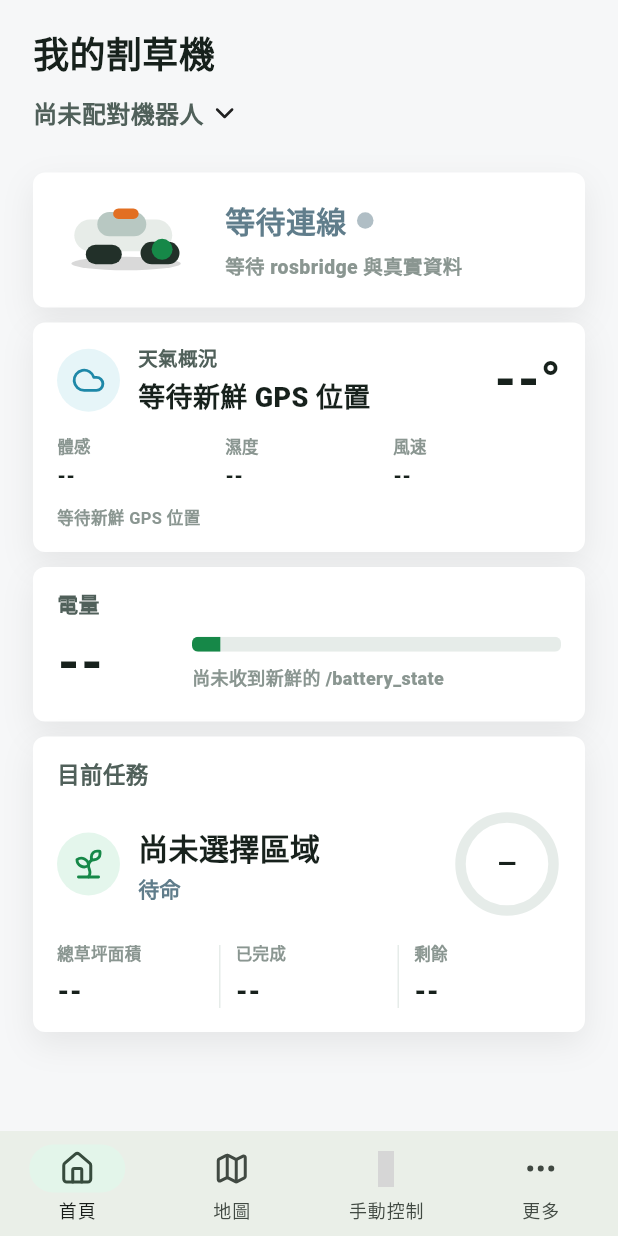
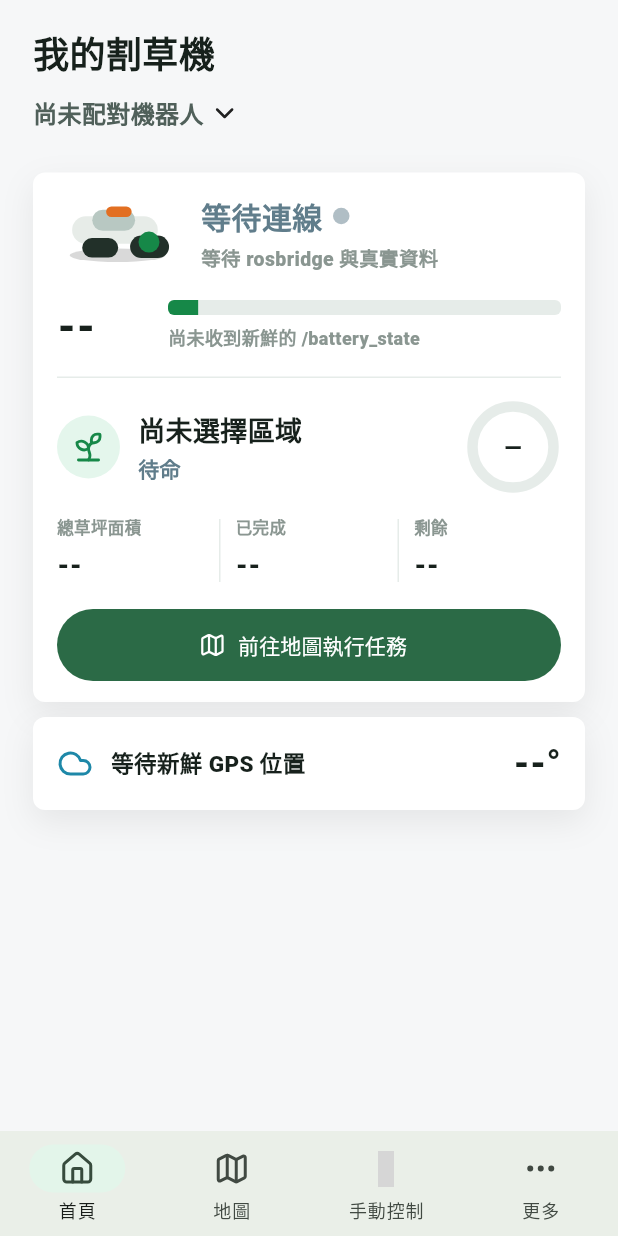
Before and after one commit to edwards414/mower_lawer_app, a Flutter app: the _MowerDashboardShell screen opened directly, on a phone screen of 412 x 824 dp. Run offline on Flutter 3.47's test engine with Material 3 defaults, Android fonts, the phone set to English and light mode, and no system bars; our stand-ins replace flutter_map, flutter_secure_storage, image_picker, latlong2, lucide_icons_flutter, package_info_plus and 1 more; missing offline and left inert: flutter_webrtc, mobile_scanner; accounts and stored records are empty; grey boxes are pictures that could not be loaded.

Commit message:
ui: home page gets one main status card
Connection, battery and current mission were three equal-weight cards plus a
large weather card, with no action. Merge them into one main card (status,
battery, zone + progress ring, area metrics) ending in a primary button, and
shrink weather to a single line.

The button only navigates (map, run panel); it never sends a start command, so
a mower cannot be started from Home by one stray tap.

Co-Authored-By: Claude <noreply@anthropic.com>
Claude-Session: https://claude.ai/code/session_01VZaFfrfeuHLtSu3zT4DHiM

```diff
--- a/lib/screens/home_screen.dart
+++ b/lib/screens/home_screen.dart
@@ -110,6 +110,10 @@ class _MowerDashboardShellState extends State<_MowerDashboardShell> {
         children: [
           _DashboardHomePage(
             onShowVersions: () => setState(() => _selectedIndex = 3),
+            onOpenRun: () {
+              context.read<MissionMockProvider>().selectMode(MissionMode.run);
+              setState(() => _selectedIndex = 1);
+            },
           ),
           // Operating pages are blocked while the robot's API version is
           // outside what this app supports (see RobotInfoProvider).
@@ -181,9 +185,12 @@ class _ManualControlTabState extends State<_ManualControlTab> {
 }
 
 class _DashboardHomePage extends StatelessWidget {
-  const _DashboardHomePage({this.onShowVersions});
+  const _DashboardHomePage({this.onShowVersions, this.onOpenRun});
 
   final VoidCallback? onShowVersions;
+
+  /// Opens the map on its run panel (navigation only; never sends a command).
+  final VoidCallback? onOpenRun;
 
   @override
   Widget build(BuildContext context) {
@@ -212,13 +219,9 @@ class _DashboardHomePage extends StatelessWidget {
               CompatibilityNotice(onShowVersions: onShowVersions),
               const SizedBox(height: 10),
             ],
-            const _ConnectionCard(),
+            _MainStatusCard(onOpenRun: onOpenRun),
             const SizedBox(height: 10),
-            const _WeatherCard(),
-            const SizedBox(height: 10),
-            const _BatteryCard(),
-            const SizedBox(height: 10),
-            const _MissionSummaryCard(),
+            const _WeatherStrip(),
           ],
         ),
       ),
@@ -283,8 +286,12 @@ class _DashboardHeader extends StatelessWidget {
   }
 }
 
-class _ConnectionCard extends StatelessWidget {
-  const _ConnectionCard();
+/// The one card the home page is about: is the robot up, how much battery,
+/// what it is doing, and the way into the map to act on it.
+class _MainStatusCard extends StatelessWidget {
+  const _MainStatusCard({this.onOpenRun});
+
+  final VoidCallback? onOpenRun;
 
   @override
   Widget build(BuildContext context) {
@@ -305,63 +312,22 @@ class _ConnectionCard extends StatelessWidget {
         ? 'rosbridge 已連線 · heartbeat 不新鮮'
         : '等待 rosbridge 與真實資料';
 
-    return _DashboardCard(
-      child: Row(
-        children: [
-          const SizedBox(
-            width: 96,
-            height: 62,
-            child: CustomPaint(painter: _MowerMiniPainter()),
-          ),
-          const SizedBox(width: 16),
-          Expanded(
-            child: Column(
-              crossAxisAlignment: CrossAxisAlignment.start,
-              children: [
-                Row(
-                  children: [
-                    Text(
-                      statusLabel,
-                      style: TextStyle(
-                        color: online
-                            ? const Color(0xFF168848)
-                            : const Color(0xFF607D8B),
-                        fontSize: 20,
-                        fontWeight: FontWeight.w900,
-                      ),
-                    ),
-                    const SizedBox(width: 7),
-                    _StatusDot(active: online),
-                  ],
-                ),
-                const SizedBox(height: 6),
-                Text(
-                  detail,
-                  maxLines: 1,
-                  overflow: TextOverflow.ellipsis,
-                  style: const TextStyle(
-                    color: Color(0xFF8A9691),
-                    fontSize: 13,
-                    fontWeight: FontWeight.w800,
-                  ),
-                ),
-              ],
-            ),
-          ),
-        ],
-      ),
-    );
-  }
-}
-
-class _WeatherCard extends StatelessWidget {
-  const _WeatherCard();
-
-  @override
-  Widget build(BuildContext context) {
-    final weather = context.watch<WeatherProvider>();
-    final snapshot = weather.snapshot;
-    final loadingWithoutData = weather.isLoading && snapshot == null;
+    final battery = mission.batteryPercent;
+    final zone = _selectedZone(mission);
+    final progress = mission.coverageProgress.clamp(0.0, 1.0).toDouble();
+    final active =
+        mission.navStatus == NavMockStatus.executing ||
+        mission.navStatus == NavMockStatus.paused;
+    final progressKnown =
+        mission.mockDataEnabled || (!active && progress >= 1.0);
+    final totalArea = zone == null ? null : _polygonAreaM2(zone.points);
+    final completed = totalArea == null || !progressKnown
+        ? null
+        : (totalArea * progress).round();
+    final remaining = totalArea == null || !progressKnown
+        ? null
+        : (totalArea - (completed ?? 0)).round();
+    final executing = mission.navStatus == NavMockStatus.executing;
 
     return _DashboardCard(
       child: Column(
@@ -369,185 +335,62 @@ class _WeatherCard extends StatelessWidget {
         children: [
           Row(
             children: [
-              _IconBubble(
-                icon: snapshot == null
-                    ? AppIcons.cloud
-                    : _weatherIcon(snapshot.weatherCode),
-                color: const Color(0xFF1E88A8),
-                background: const Color(0xFFE6F5F8),
+              const SizedBox(
+                width: 84,
+                height: 54,
+                child: CustomPaint(painter: _MowerMiniPainter()),
               ),
               const SizedBox(width: 12),
               Expanded(
                 child: Column(
                   crossAxisAlignment: CrossAxisAlignment.start,
                   children: [
-                    const Text(
-                      '天氣概況',
-                      style: TextStyle(
-                        color: Color(0xFF50605A),
+                    Row(
+                      children: [
+                        Flexible(
+                          child: Text(
+                            statusLabel,
+                            maxLines: 1,
+                            overflow: TextOverflow.ellipsis,
+                            style: TextStyle(
+                              color: online
+                                  ? const Color(0xFF168848)
+                                  : const Color(0xFF607D8B),
+                              fontSize: 20,
+                              fontWeight: FontWeight.w900,
+                            ),
+                          ),
+                        ),
+                        const SizedBox(width: 7),
+                        _StatusDot(active: online),
+                      ],
+                    ),
+                    const SizedBox(height: 4),
+                    Text(
+                      detail,
+                      maxLines: 1,
+                      overflow: TextOverflow.ellipsis,
+                      style: const TextStyle(
+                        color: Color(0xFF8A9691),
                         fontSize: 13,
-                        fontWeight: FontWeight.w900,
-                      ),
-                    ),
-                    const SizedBox(height: 3),
-                    Text(
-                      loadingWithoutData
-                          ? '天氣載入中'
-                          : snapshot?.conditionLabel ??
-                                weather.errorMessage ??
-                                '等待天氣資料',
-                      style: const TextStyle(
-                        color: Color(0xFF17211C),
-                        fontSize: 18,
-                        fontWeight: FontWeight.w900,
+                        fontWeight: FontWeight.w800,
                       ),
                     ),
                   ],
                 ),
               ),
-              if (weather.isLoading)
-                const SizedBox(
-                  width: 20,
-                  height: 20,
-                  child: CircularProgressIndicator(strokeWidth: 2.4),
-                )
-              else
-                Text(
-                  snapshot == null
-                      ? '--°'
-                      : '${snapshot.temperatureC.round()}°',
-                  style: const TextStyle(
-                    color: Color(0xFF17211C),
-                    fontSize: 34,
-                    fontWeight: FontWeight.w900,
-                  ),
-                ),
             ],
           ),
-          const SizedBox(height: 12),
-          Row(
-            children: [
-              Expanded(
-                child: _WeatherMetric(
-                  label: '體感',
-                  value: snapshot == null
-                      ? '--'
-                      : '${snapshot.apparentTemperatureC.round()}°C',
-                ),
-              ),
-              Expanded(
-                child: _WeatherMetric(
-                  label: '濕度',
-                  value: snapshot == null
-                      ? '--'
-                      : '${snapshot.relativeHumidity}%',
-                ),
-              ),
-              Expanded(
-                child: _WeatherMetric(
-                  label: '風速',
-                  value: snapshot == null
-                      ? '--'
-                      : '${snapshot.windSpeedKmh.toStringAsFixed(1)} km/h',
-                ),
-              ),
-            ],
-          ),
-          const SizedBox(height: 10),
-          Text(
-            snapshot == null
-                ? weather.errorMessage ?? 'Open-Meteo · 讀取目前作業位置'
-                : 'Open-Meteo · ${_formatUpdateTime(snapshot.fetchedAt)} 更新',
-            style: const TextStyle(
-              color: Color(0xFF8A9691),
-              fontSize: 11,
-              fontWeight: FontWeight.w700,
-            ),
-          ),
-        ],
-      ),
-    );
-  }
-
-  static IconData _weatherIcon(int code) {
-    return switch (code) {
-      0 || 1 => AppIcons.sun,
-      2 || 3 => AppIcons.cloud,
-      45 || 48 => AppIcons.cloudFog,
-      51 || 53 || 55 || 56 || 57 => AppIcons.cloudDrizzle,
-      61 || 63 || 65 || 66 || 67 || 80 || 81 || 82 => AppIcons.droplet,
-      71 || 73 || 75 || 77 || 85 || 86 => AppIcons.snowflake,
-      95 || 96 || 99 => AppIcons.cloudLightning,
-      _ => AppIcons.cloud,
-    };
-  }
-}
-
-class _WeatherMetric extends StatelessWidget {
-  const _WeatherMetric({required this.label, required this.value});
-
-  final String label;
-  final String value;
-
-  @override
-  Widget build(BuildContext context) {
-    return Column(
-      crossAxisAlignment: CrossAxisAlignment.start,
-      children: [
-        Text(
-          label,
-          style: const TextStyle(
-            color: Color(0xFF8A9691),
-            fontSize: 11,
-            fontWeight: FontWeight.w800,
-          ),
-        ),
-        const SizedBox(height: 2),
-        Text(
-          value,
-          maxLines: 1,
-          overflow: TextOverflow.ellipsis,
-          style: const TextStyle(
-            color: Color(0xFF17211C),
-            fontSize: 13,
-            fontWeight: FontWeight.w900,
-          ),
-        ),
-      ],
-    );
-  }
-}
-
-class _BatteryCard extends StatelessWidget {
-  const _BatteryCard();
-
-  @override
-  Widget build(BuildContext context) {
-    final mission = context.watch<MissionMockProvider>();
-    final battery = mission.batteryPercent;
-
-    return _DashboardCard(
-      child: Column(
-        crossAxisAlignment: CrossAxisAlignment.start,
-        children: [
-          const Text(
-            '電量',
-            style: TextStyle(
-              color: Color(0xFF50605A),
-              fontSize: 14,
-              fontWeight: FontWeight.w900,
-            ),
-          ),
-          const SizedBox(height: 6),
+          const SizedBox(height: 14),
           Row(
             children: [
               SizedBox(
-                width: 90,
+                width: 74,
                 child: Text(
                   battery == null ? '--' : '${battery.round()}%',
                   style: const TextStyle(
                     color: Color(0xFF17211C),
-                    fontSize: 34,
+                    fontSize: 28,
                     fontWeight: FontWeight.w900,
                   ),
                 ),
@@ -567,14 +410,14 @@ class _BatteryCard extends StatelessWidget {
                         color: const Color(0xFF168848),
                       ),
                     ),
-                    const SizedBox(height: 8),
+                    const SizedBox(height: 6),
                     Text(
                       mission.mockDataEnabled
                           ? 'Demo 模擬電量'
                           : battery == null
                           ? '尚未收到新鮮的 /battery_state'
-                          : 'ROS 即時電量',
-                      style: TextStyle(
+                          : '電量 · ROS 即時',
+                      style: const TextStyle(
                         color: Color(0xFF8A9691),
                         fontSize: 12,
                         fontWeight: FontWeight.w800,
@@ -585,47 +428,10 @@ class _BatteryCard extends StatelessWidget {
               ),
             ],
           ),
-        ],
-      ),
-    );
-  }
-}
-
-class _MissionSummaryCard extends StatelessWidget {
-  const _MissionSummaryCard();
-
-  @override
-  Widget build(BuildContext context) {
-    final mission = context.watch<MissionMockProvider>();
-    final zone = _selectedZone(mission);
-    final progress = mission.coverageProgress.clamp(0.0, 1.0).toDouble();
-    final active =
-        mission.navStatus == NavMockStatus.executing ||
-        mission.navStatus == NavMockStatus.paused;
-    final progressKnown =
-        mission.mockDataEnabled || (!active && progress >= 1.0);
-    final totalArea = zone == null ? null : _polygonAreaM2(zone.points);
-    final completed = totalArea == null || !progressKnown
-        ? null
-        : (totalArea * progress).round();
-    final remaining = totalArea == null || !progressKnown
-        ? null
-        : (totalArea - (completed ?? 0)).round();
-    final executing = mission.navStatus == NavMockStatus.executing;
-
-    return _DashboardCard(
-      child: Column(
-        crossAxisAlignment: CrossAxisAlignment.start,
-        children: [
-          const Text(
-            '目前任務',
-            style: TextStyle(
-              color: Color(0xFF50605A),
-              fontSize: 15,
-              fontWeight: FontWeight.w900,
-            ),
-          ),
-          const SizedBox(height: 14),
+          const Padding(
+            padding: EdgeInsets.symmetric(vertical: 14),
+            child: Divider(height: 1, color: Color(0xFFE6ECE9)),
+          ),
           Row(
             children: [
               _IconBubble(
@@ -644,11 +450,11 @@ class _MissionSummaryCard extends StatelessWidget {
                       overflow: TextOverflow.ellipsis,
                       style: const TextStyle(
                         color: Color(0xFF17211C),
-                        fontSize: 20,
+                        fontSize: 18,
                         fontWeight: FontWeight.w900,
                       ),
                     ),
-                    const SizedBox(height: 3),
+                    const SizedBox(height: 2),
                     Text(
                       executing ? '自動割草中' : mission.navStatusLabel(),
                       style: TextStyle(
@@ -663,8 +469,8 @@ class _MissionSummaryCard extends StatelessWidget {
                 ),
               ),
               SizedBox(
-                width: 72,
-                height: 72,
+                width: 64,
+                height: 64,
                 child: CustomPaint(
                   painter: _ProgressRingPainter(
                     progress: progressKnown ? progress : 0,
@@ -674,7 +480,7 @@ class _MissionSummaryCard extends StatelessWidget {
                       progressKnown ? '${(progress * 100).round()}%' : '—',
                       style: const TextStyle(
                         color: Color(0xFF17211C),
-                        fontSize: 16,
+                        fontSize: 15,
                         fontWeight: FontWeight.w900,
                       ),
                     ),
@@ -683,7 +489,7 @@ class _MissionSummaryCard extends StatelessWidget {
               ),
             ],
           ),
-          const SizedBox(height: 16),
+          const SizedBox(height: 14),
           Row(
             children: [
               _MissionMetric(
@@ -702,12 +508,24 @@ class _MissionSummaryCard extends StatelessWidget {
               ),
             ],
           ),
+          const SizedBox(height: 16),
+          SizedBox(
+            width: double.infinity,
+            child: FilledButton.icon(
+              onPressed: onOpenRun,
+              style: FilledButton.styleFrom(
+                minimumSize: const Size.fromHeight(48),
+              ),
+              icon: Icon(active ? AppIcons.circlePlay : AppIcons.map),
+              label: Text(active ? '查看執行進度' : '前往地圖執行任務'),
+            ),
+          ),
         ],
       ),
     );
   }
 
-  MissionZone? _selectedZone(MissionMockProvider mission) {
+  static MissionZone? _selectedZone(MissionMockProvider mission) {
     for (final zone in mission.zones) {
       if (zone.id == mission.selectedZoneId) {
         return zone;
@@ -716,7 +534,7 @@ class _MissionSummaryCard extends StatelessWidget {
     return null;
   }
 
-  double _polygonAreaM2(List<MapPoint> points) {
+  static double _polygonAreaM2(List<MapPoint> points) {
     if (points.length < 3) {
       return 0;
     }
@@ -727,6 +545,97 @@ class _MissionSummaryCard extends StatelessWidget {
       twiceArea += current.x * next.y - next.x * current.y;
     }
     return twiceArea.abs() / 2;
+  }
+}
+
+/// Weather as one quiet line: it informs the decision, it is not the page.
+class _WeatherStrip extends StatelessWidget {
+  const _WeatherStrip();
+
+  @override
+  Widget build(BuildContext context) {
+    final weather = context.watch<WeatherProvider>();
+    final snapshot = weather.snapshot;
+    final loadingWithoutData = weather.isLoading && snapshot == null;
+    final title = loadingWithoutData
+        ? '天氣載入中'
+        : snapshot?.conditionLabel ?? weather.errorMessage ?? '等待天氣資料';
+    final detail = snapshot == null
+        ? null
+        : '體感 ${snapshot.apparentTemperatureC.round()}° · '
+              '濕度 ${snapshot.relativeHumidity}% · '
+              '風 ${snapshot.windSpeedKmh.toStringAsFixed(1)} km/h';
+
+    return _DashboardCard(
+      child: Row(
+        children: [
+          Icon(
+            snapshot == null
+                ? AppIcons.cloud
+                : _weatherIcon(snapshot.weatherCode),
+            color: const Color(0xFF1E88A8),
+          ),
+          const SizedBox(width: 12),
+          Expanded(
+            child: Column(
+              crossAxisAlignment: CrossAxisAlignment.start,
+              children: [
+                Text(
+                  title,
+                  maxLines: 1,
+                  overflow: TextOverflow.ellipsis,
+                  style: const TextStyle(
+                    color: Color(0xFF17211C),
+                    fontSize: 15,
+                    fontWeight: FontWeight.w900,
+                  ),
+                ),
+                if (detail != null)
+                  Text(
+                    '$detail · ${_formatUpdateTime(snapshot!.fetchedAt)}更新',
+                    maxLines: 1,
+                    overflow: TextOverflow.ellipsis,
+                    style: const TextStyle(
+                      color: Color(0xFF8A9691),
+                      fontSize: 11.5,
+                      fontWeight: FontWeight.w700,
+                    ),
+                  ),
+              ],
+            ),
+          ),
+          const SizedBox(width: 8),
+          if (weather.isLoading)
+            const SizedBox(
+              width: 18,
+              height: 18,
+              child: CircularProgressIndicator(strokeWidth: 2.2),
+            )
+          else
+            Text(
+              snapshot == null ? '--°' : '${snapshot.temperatureC.round()}°',
+              style: const TextStyle(
+                color: Color(0xFF17211C),
+                fontSize: 24,
+                fontWeight: FontWeight.w900,
+              ),
+            ),
+        ],
+      ),
+    );
+  }
+
+  static IconData _weatherIcon(int code) {
+    return switch (code) {
+      0 || 1 => AppIcons.sun,
+      2 || 3 => AppIcons.cloud,
+      45 || 48 => AppIcons.cloudFog,
+      51 || 53 || 55 || 56 || 57 => AppIcons.cloudDrizzle,
+      61 || 63 || 65 || 66 || 67 || 80 || 81 || 82 => AppIcons.droplet,
+      71 || 73 || 75 || 77 || 85 || 86 => AppIcons.snowflake,
+      95 || 96 || 99 => AppIcons.cloudLightning,
+      _ => AppIcons.cloud,
+    };
   }
 }
 
```
Also changed, not shown: 1 other file.
